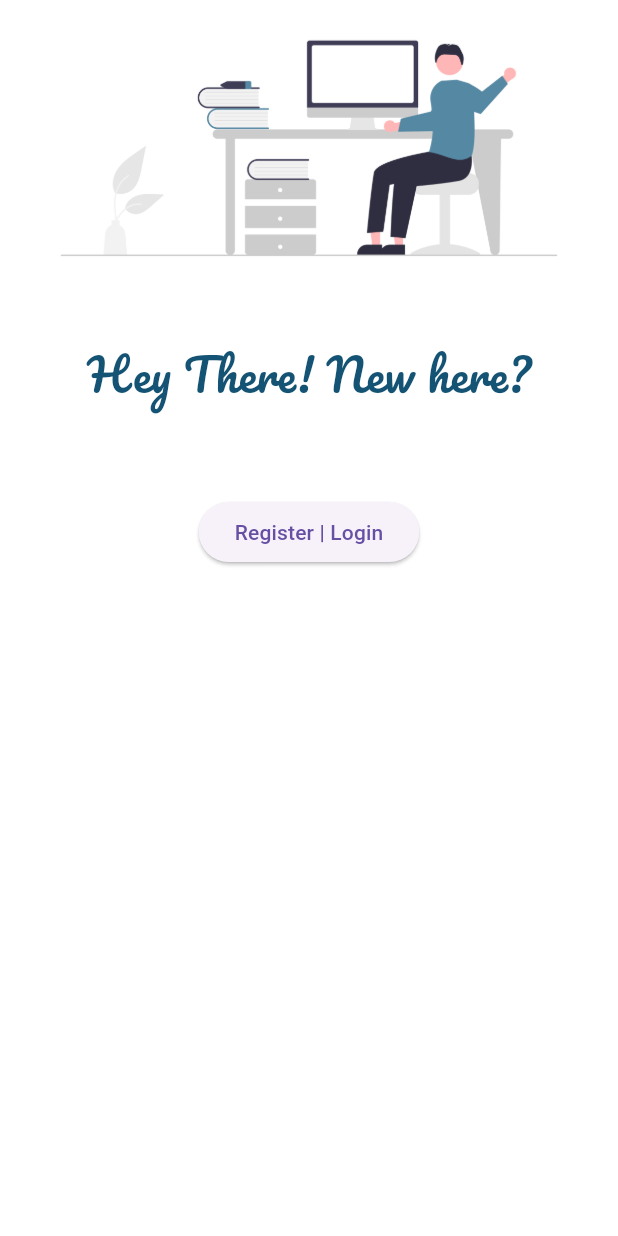
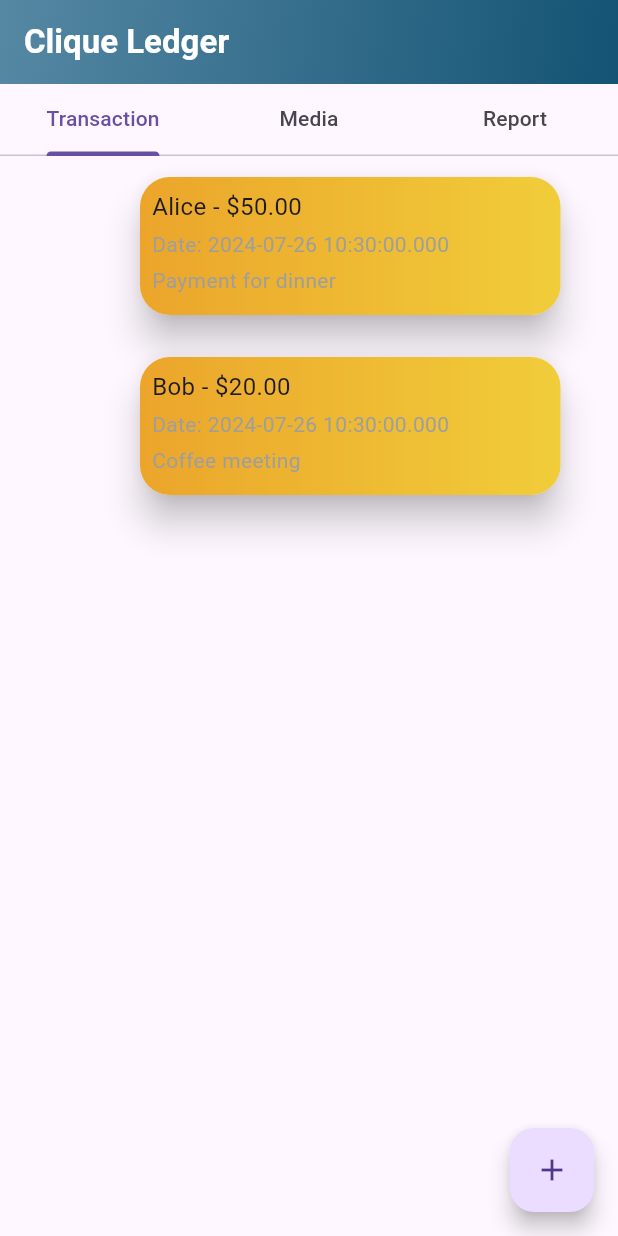
Before and after one commit to TheLocalhostLive/Clique-Ledger-Core, a Flutter app: the screen it shows after launch, on a phone screen of 412 x 824 dp. Run offline on Flutter 3.47's test engine with Material 3 defaults, Android fonts, the phone set to English and light mode, and no system bars; our stand-ins replace go_router, google_fonts, pinput; missing offline and left inert: flutter_appauth.

Commit message:
Ledger Page Added

```diff
--- /dev/null
+++ b/flutter/cliqueledger/lib/api_helpers/transactionList.dart
@@ -0,0 +1,60 @@
+import 'package:flutter/material.dart';
+class Transaction {
+  final String id;
+  final String recipient;
+  final double amount;
+  final DateTime date;
+  final String description;
+
+  Transaction({
+    required this.id,
+    required this.recipient,
+    required this.amount,
+    required this.date,
+    required this.description,
+  });
+}
+
+class TransactionsScreen extends StatelessWidget {
+  final List<Transaction> transactions = [
+    Transaction(
+      id: 't1',
+      recipient: 'Alice',
+      amount: 50.0,
+      date: DateTime.now(),
+      description: 'Payment for dinner',
+    ),
+    Transaction(
+      id: 't2',
+      recipient: 'Bob',
+      amount: 20.0,
+      date: DateTime.now(),
+      description: 'Coffee meeting',
+    ),
+    // Add more transactions here
+  ];
+
+  @override
+  Widget build(BuildContext context) {
+    return Scaffold(
+      appBar: AppBar(
+        title: Text('Transactions'),
+      ),
+      body: ListView(
+        children: transactions.map((tx) {
+          return Card(
+            child: ExpansionTile(
+              title: Text('${tx.recipient} - \$${tx.amount.toStringAsFixed(2)}'),
+              children: <Widget>[
+                ListTile(
+                  title: Text('Date: ${tx.date.toLocal().toString()}'),
+                  subtitle: Text(tx.description),
+                ),
+              ],
+            ),
+          );
+        }).toList(),
+      ),
+    );
+  }
+}
--- a/flutter/cliqueledger/lib/main.dart
+++ b/flutter/cliqueledger/lib/main.dart
@@ -1,19 +1,18 @@
-
-import 'package:cliqueledger/utility/routers.dart';
+import 'package:cliqueledger/pages/ledgerPage.dart';
 import 'package:flutter/material.dart';
-
 void main() {
-  runApp(const MyApp());
+  runApp(MyApp());
 }
 
 class MyApp extends StatelessWidget {
-  const MyApp({super.key});
-
   @override
   Widget build(BuildContext context) {
-    return MaterialApp.router(
-      debugShowCheckedModeBanner: false,
-       routerConfig: Routers.routers(true),
+    return MaterialApp(
+      title: 'Clique Ledger',
+      theme: ThemeData(
+        primarySwatch: Colors.blue,
+      ),
+      home: Ledgerpage()
     );
   }
 }
--- a/flutter/cliqueledger/lib/pages/dashbord.dart
+++ b/flutter/cliqueledger/lib/pages/dashbord.dart
@@ -1,18 +1,16 @@
 
 import 'package:cliqueledger/themes/appBarTheme.dart';
-import 'package:flutter/cupertino.dart';
 import 'package:flutter/material.dart';
-import 'package:flutter/widgets.dart';
 class Dashbord extends StatelessWidget {
   const Dashbord({super.key});
 
   @override
   Widget build(BuildContext context) {
-    return DefaultTabController(
+    return const DefaultTabController(
       length: 2,
       child: Scaffold(
         appBar: GradientAppBar(title:"Clique Ledger"),
-        body: const Column(children: [
+        body: Column(children: [
           TabBar(
             tabs:[
               Tab(text:"Active Ledger"),
--- /dev/null
+++ b/flutter/cliqueledger/lib/pages/ledgerPage.dart
@@ -0,0 +1,194 @@
+import 'package:cliqueledger/themes/appBarTheme.dart';
+import 'package:flutter/material.dart';
+
+class Ledgerpage extends StatefulWidget {
+  const Ledgerpage({super.key});
+
+  @override
+  State<Ledgerpage> createState() => _LedgerpageState();
+}
+
+class _LedgerpageState extends State<Ledgerpage> {
+  final List<Transaction> transactions = [
+    Transaction(
+      id: 't1',
+      recipient: 'Alice',
+      amount: 50.0,
+      date: DateTime.now(),
+      description: 'Payment for dinner',
+    ),
+    Transaction(
+      id: 't2',
+      recipient: 'Bob',
+      amount: 20.0,
+      date: DateTime.now(),
+      description: 'Coffee meeting',
+    ),
+    // Add more transactions here
+  ];
+
+  void _createTransaction(BuildContext context) {
+    // Implement your transaction creation logic here
+  }
+
+  @override
+  Widget build(BuildContext context) {
+    return DefaultTabController(
+      length: 3,
+      child: Scaffold(
+        appBar: const GradientAppBar(title: "Clique Ledger"),
+        body: Column(
+          children: [
+            TabBar(tabs: [
+              Tab(text: "Transaction"),
+              Tab(text: "Media"),
+              Tab(text: "Report"),
+            ]),
+            Expanded(
+              child: TabBarView(
+                children: [
+                  transactions.isEmpty
+                      ? Center(child: Text("No Transaction to show"))
+                      : TransactionsTab(transactions: transactions),
+                  Center(child: Text('Media')),
+                  Center(child: Text('Report')),
+                ],
+              ),
+            ),
+          ],
+        ),
+        floatingActionButton: FloatingActionButton(
+          onPressed: () => _createTransaction(context),
+          tooltip: 'Create Transaction',
+          child: const Icon(Icons.add),
+        ),
+      ),
+    );
+  }
+}
+
+class TransactionsTab extends StatelessWidget {
+  final List<Transaction> transactions;
+
+  const TransactionsTab({required this.transactions});
+
+  void _checkTransaction(BuildContext context, Transaction t) {
+    showDialog(
+      context: context,
+      builder: (BuildContext context) {
+        return StatefulBuilder(
+          builder: (BuildContext context, StateSetter setState) {
+            return AlertDialog(
+              title: Text('Transaction Details'),
+              content: Column(
+                mainAxisSize: MainAxisSize.min,
+                children: <Widget>[
+                  // Add your transaction details widgets here
+                  Text(
+                    '${t.recipient} - \$${t.amount.toStringAsFixed(2)} paid to ',
+                    style: TextStyle(fontSize: 16.0),
+                  ),
+                  ElevatedButton(
+                    onPressed: () => {},
+                    child: Text(
+                      "Verify",
+                      style: TextStyle(
+                          color: Colors.white), // Set text color to white
+                    ),
+                    style: ElevatedButton.styleFrom(
+                      backgroundColor: Color(0xFF00334E), // Set button color to #00334E
+                    ),
+                  )
+                ],
+              ),
+              actions: <Widget>[
+                TextButton(
+                  child: Text('Close'),
+                  onPressed: () {
+                    Navigator.of(context).pop();
+                  },
+                ),
+              ],
+            );
+          },
+        );
+      },
+    );
+  }
+
+  @override
+  Widget build(BuildContext context) {
+    return ListView(
+      children: transactions.map((tx) {
+        return Center(
+          child: Container(
+            // margin:
+            //     const EdgeInsets.symmetric(vertical: 10.0, horizontal: 100.0),
+            margin: const EdgeInsets.fromLTRB(60, 10, 5, 10),
+            width: MediaQuery.of(context).size.width * 0.7,
+            height: 100, // Set desired height
+            child: Card(
+              elevation: 10.0,
+              shape: RoundedRectangleBorder(
+                  borderRadius: BorderRadius.circular(20)),
+              child: InkWell(
+                borderRadius: BorderRadius.circular(20.0),
+                focusColor: Colors.amberAccent,
+                onTap: () => _checkTransaction(context, tx),
+                child: Container(
+                  decoration: BoxDecoration(
+                      gradient: const LinearGradient(
+                        colors: [
+                          Color.fromARGB(255, 235, 165,
+                              43), // Note the use of 0xFF prefix for hex colors
+                          Color.fromARGB(255, 241, 205, 58),
+                        ],
+                      ),
+                      borderRadius: BorderRadius.circular(20)),
+
+                  padding: const EdgeInsets.all(
+                      8.0), // Add padding for better appearance
+                  child: Column(
+                    crossAxisAlignment: CrossAxisAlignment.start,
+                    children: [
+                      Text(
+                        '${tx.recipient} - \$${tx.amount.toStringAsFixed(2)}',
+                        style: TextStyle(fontSize: 16.0),
+                      ),
+                      const SizedBox(height: 4.0),
+                      Text(
+                        'Date: ${tx.date.toLocal()}',
+                        style: TextStyle(color: Colors.grey),
+                      ),
+                      const SizedBox(height: 4.0),
+                      Text(
+                        tx.description,
+                        style: TextStyle(color: Colors.grey),
+                      ),
+                    ],
+                  ),
+                ),
+              ),
+            ),
+          ),
+        );
+      }).toList(),
+    );
+  }
+}
+
+class Transaction {
+  final String id;
+  final String recipient;
+  final double amount;
+  final DateTime date;
+  final String description;
+
+  Transaction({
+    required this.id,
+    required this.recipient,
+    required this.amount,
+    required this.date,
+    required this.description,
+  });
+}
--- a/flutter/cliqueledger/lib/pages/signup.dart
+++ b/flutter/cliqueledger/lib/pages/signup.dart
@@ -1,8 +1,6 @@
 import 'package:cliqueledger/service/authservice.dart';
-import 'package:flutter/gestures.dart';
 import 'package:flutter/material.dart';
 import 'package:google_fonts/google_fonts.dart';
-import 'package:url_launcher/url_launcher.dart';
 
 class Signup extends StatefulWidget {
   const Signup({super.key});
@@ -25,7 +23,7 @@ class _SignupState extends State<Signup> {
               "assets/images/hello.png",
               fit: BoxFit.cover,
             ),
-            SizedBox(
+            const SizedBox(
               height: 30.0,
             ),
             Text(
@@ -33,16 +31,16 @@ class _SignupState extends State<Signup> {
               style: TextStyle(
                 fontFamily: GoogleFonts.pacifico().fontFamily,
                 fontSize: 30.0,
-                color: Color(0xFF145374),
+                color: const Color(0xFF145374),
               ),
             ),
-            SizedBox(
+            const SizedBox(
               height: 20.0,
             ),
-            SizedBox(
+            const SizedBox(
               height: 20.0,
             ),
-            SizedBox(
+            const SizedBox(
               height: 20.0,
             ),
             ElevatedButton(
@@ -66,11 +64,11 @@ class _SignupState extends State<Signup> {
                 } else {
                   // Show an error message
                   ScaffoldMessenger.of(context).showSnackBar(
-                    SnackBar(content: Text('Login failed')),
+                    const SnackBar(content: Text('Login failed')),
                   );
                 }
               },
-              child: Text("Register | Login"),
+              child: const Text("Register | Login"),
             ),
           ],
         ),
--- a/flutter/cliqueledger/lib/service/authservice.dart
+++ b/flutter/cliqueledger/lib/service/authservice.dart
@@ -25,7 +25,7 @@ class Authservice {
   final _loginInfo = _LoginInfo();
   get loginInfo => _loginInfo;
 
-  final appAuth = FlutterAppAuth();
+  final appAuth = const FlutterAppAuth();
 
   login() async {
     final authorizationTokenRequest = AuthorizationTokenRequest(
--- a/flutter/cliqueledger/lib/themes/appBarTheme.dart
+++ b/flutter/cliqueledger/lib/themes/appBarTheme.dart
@@ -9,7 +9,7 @@ class GradientAppBar extends StatelessWidget implements PreferredSizeWidget {
   @override
   Widget build(BuildContext context) {
     return AppBar(
-      title: Text(title,style: TextStyle(
+      title: Text(title,style: const TextStyle(
         color: Colors.white,
         fontWeight: FontWeight.bold ),),
       flexibleSpace: Container(
--- a/flutter/cliqueledger/lib/utility/routers.dart
+++ b/flutter/cliqueledger/lib/utility/routers.dart
@@ -25,22 +25,22 @@ class Routers {
         GoRoute(
           path: '/',
           name: 'Welcome',
-          builder: (context, state) => WelcomePage(),
+          builder: (context, state) => const WelcomePage(),
         ),
         GoRoute(
           path: '/api/auth/signup',
           name: 'Signup',
-          builder: (context, state) => Signup(),
+          builder: (context, state) => const Signup(),
         ),
         GoRoute(
           path: '/api/auth/login',
           name: 'Login',
-          builder: (context, state) => LoginPage(),
+          builder: (context, state) => const LoginPage(),
         ),
         GoRoute(
           path: '/api/auth/dashboard',
           name: 'Dashboard',
-          builder: (context, state) => Dashbord(),
+          builder: (context, state) => const Dashbord(),
         ),
       ],
     );
```
Also changed, not shown: flutter/cliqueledger/lib/api_helpers/activeLedgerContent.dart (added, +43 -0 lines), flutter/cliqueledger/lib/models/auth0_id_token.dart (added, +40 -0 lines), flutter/cliqueledger/lib/pages/dashboard.dart (added, +125 -0 lines), flutter/cliqueledger/lib/pages/otp_page.dart (+3 -5 lines), flutter/cliqueledger/lib/pages/signupdone.dart (+5 -5 lines), flutter/cliqueledger/lib/api_helpers/finishLedgerContent.dart (added), flutter/cliqueledger/lib/api_helpers/reportList.dart (added), flutter/cliqueledger/lib/models/auth0_id_token.g.dart (added), 1 other file.
